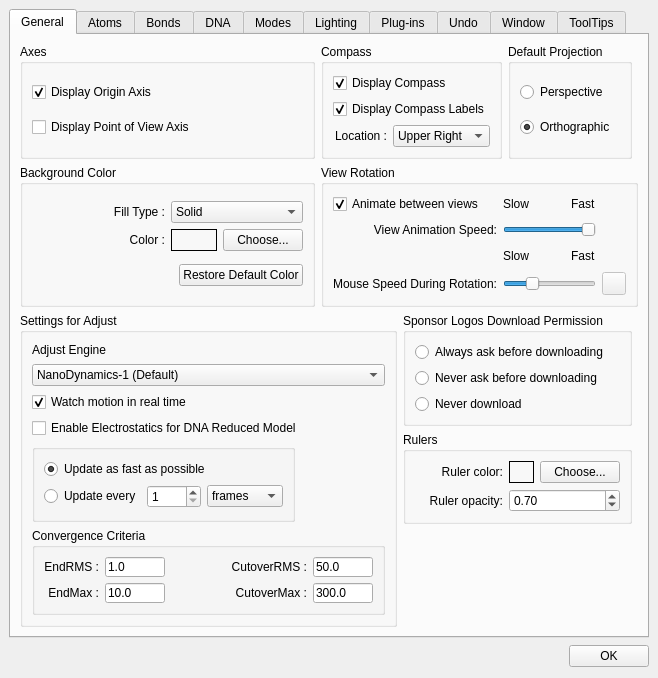
Old version of the form cad/src/UserPrefsDialog.ui in the repository kanzure/nanoengineer.
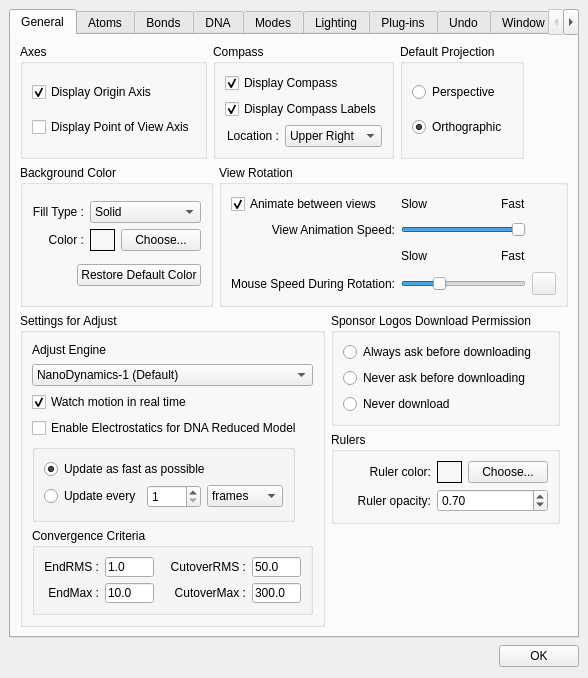
New version of the form. The open tabs and pages were chosen to show the change. Icons and pictures are not drawn.

Commit message: Fixed minor layout problems on "General" and "Modes" pages.

```diff
--- a/cad/src/UserPrefsDialog.ui
+++ b/cad/src/UserPrefsDialog.ui
@@ -5,8 +5,8 @@
    <rect>
     <x>0</x>
     <y>0</y>
-    <width>609</width>
-    <height>642</height>
+    <width>588</width>
+    <height>648</height>
    </rect>
   </property>
   <property name="windowTitle" >
@@ -35,126 +35,7 @@
        <property name="spacing" >
         <number>6</number>
        </property>
-       <item row="2" column="4" >
-        <spacer>
-         <property name="orientation" >
-          <enum>Qt::Horizontal</enum>
-         </property>
-         <property name="sizeHint" >
-          <size>
-           <width>40</width>
-           <height>20</height>
-          </size>
-         </property>
-        </spacer>
-       </item>
-       <item row="2" column="2" colspan="2" >
-        <layout class="QVBoxLayout" >
-         <property name="margin" >
-          <number>0</number>
-         </property>
-         <property name="spacing" >
-          <number>6</number>
-         </property>
-         <item>
-          <widget class="QGroupBox" name="sponsorLogosGroupBox" >
-           <property name="sizePolicy" >
-            <sizepolicy>
-             <hsizetype>3</hsizetype>
-             <vsizetype>3</vsizetype>
-             <horstretch>0</horstretch>
-             <verstretch>0</verstretch>
-            </sizepolicy>
-           </property>
-           <property name="title" >
-            <string>Sponsor Logos Download Permission</string>
-           </property>
-           <layout class="QGridLayout" >
-            <property name="margin" >
-             <number>9</number>
-            </property>
-            <property name="spacing" >
-             <number>6</number>
-            </property>
             <item row="2" column="0" >
-             <widget class="QRadioButton" name="logoNeverDownLoadRadioBtn" >
-              <property name="toolTip" >
-               <string>Never download sponsor logos from the Nanorex server</string>
-              </property>
-              <property name="text" >
-               <string>Never download</string>
-              </property>
-             </widget>
-            </item>
-            <item row="1" column="0" >
-             <widget class="QRadioButton" name="logoNeverAskRadioBtn" >
-              <property name="toolTip" >
-               <string>Never ask permission before downloading sponsor logos from the Nanorex server</string>
-              </property>
-              <property name="text" >
-               <string>Never ask before downloading</string>
-              </property>
-             </widget>
-            </item>
-            <item row="0" column="0" >
-             <widget class="QRadioButton" name="logoAlwaysAskRadioBtn" >
-              <property name="toolTip" >
-               <string>Always ask permission to download sponsor logos from the Nanorex server</string>
-              </property>
-              <property name="text" >
-               <string>Always ask before downloading</string>
-              </property>
-             </widget>
-            </item>
-           </layout>
-          </widget>
-         </item>
-         <item>
-          <widget class="QGroupBox" name="rulersGroupBox" >
-           <property name="title" >
-            <string>Rulers</string>
-           </property>
-           <layout class="QGridLayout" >
-            <property name="margin" >
-             <number>9</number>
-            </property>
-            <property name="spacing" >
-             <number>6</number>
-            </property>
-            <item row="1" column="1" >
-             <widget class="QDoubleSpinBox" name="rulerOpacityDoubleSpinBox" >
-              <property name="maximum" >
-               <double>1.000000000000000</double>
-              </property>
-              <property name="singleStep" >
-               <double>0.100000000000000</double>
-              </property>
-              <property name="value" >
-               <double>0.700000000000000</double>
-              </property>
-             </widget>
-            </item>
-            <item row="1" column="0" >
-             <widget class="QLabel" name="label_5" >
-              <property name="text" >
-               <string>Ruler opacity:</string>
-              </property>
-              <property name="alignment" >
-               <set>Qt::AlignRight|Qt::AlignTrailing|Qt::AlignVCenter</set>
-              </property>
-             </widget>
-            </item>
-            <item row="0" column="0" >
-             <widget class="QLabel" name="textLabel3_2_4" >
-              <property name="text" >
-               <string>Ruler color:</string>
-              </property>
-              <property name="alignment" >
-               <set>Qt::AlignRight|Qt::AlignTrailing|Qt::AlignVCenter</set>
-              </property>
-             </widget>
-            </item>
-            <item row="0" column="1" >
              <layout class="QHBoxLayout" >
               <property name="margin" >
                <number>0</number>
@@ -163,52 +44,6 @@
                <number>6</number>
               </property>
               <item>
-               <widget class="QFrame" name="ruler_color_frame" >
-                <property name="minimumSize" >
-                 <size>
-                  <width>25</width>
-                  <height>0</height>
-                 </size>
-                </property>
-                <property name="frameShape" >
-                 <enum>QFrame::Box</enum>
-                </property>
-                <property name="frameShadow" >
-                 <enum>QFrame::Plain</enum>
-                </property>
-               </widget>
-              </item>
-              <item>
-               <widget class="QPushButton" name="ruler_color_btn" >
-                <property name="text" >
-                 <string>Choose...</string>
-                </property>
-                <property name="autoDefault" >
-                 <bool>false</bool>
-                </property>
-               </widget>
-              </item>
-             </layout>
-            </item>
-           </layout>
-          </widget>
-         </item>
-         <item>
-          <spacer>
-           <property name="orientation" >
-            <enum>Qt::Vertical</enum>
-           </property>
-           <property name="sizeHint" >
-            <size>
-             <width>20</width>
-             <height>40</height>
-            </size>
-           </property>
-          </spacer>
-         </item>
-        </layout>
-       </item>
-       <item row="2" column="0" colspan="2" >
         <widget class="QGroupBox" name="groupBox14" >
          <property name="title" >
           <string>Settings for Adjust</string>
@@ -710,48 +545,26 @@
          </layout>
         </widget>
        </item>
-       <item row="0" column="3" >
-        <widget class="QGroupBox" name="default_projection_grpBox" >
-         <property name="toolTip" >
-          <string/>
-         </property>
-         <property name="title" >
-          <string>Default Projection</string>
-         </property>
-         <layout class="QGridLayout" >
+         <item>
+          <layout class="QVBoxLayout" >
           <property name="margin" >
-           <number>9</number>
+            <number>0</number>
           </property>
           <property name="spacing" >
            <number>6</number>
           </property>
-          <item row="0" column="0" >
-           <widget class="QRadioButton" name="perspective_radioButton" >
-            <property name="text" >
-             <string>Perspective</string>
-            </property>
-            <property name="checked" >
-             <bool>false</bool>
-            </property>
-           </widget>
-          </item>
-          <item row="1" column="0" >
-           <widget class="QRadioButton" name="orthographic_radioButton" >
-            <property name="text" >
-             <string>Orthographic</string>
-            </property>
-            <property name="checked" >
-             <bool>true</bool>
-            </property>
-           </widget>
-          </item>
-         </layout>
-        </widget>
-       </item>
-       <item row="0" column="1" colspan="2" >
-        <widget class="QGroupBox" name="groupBox17_2" >
+           <item>
+            <widget class="QGroupBox" name="sponsorLogosGroupBox" >
+             <property name="sizePolicy" >
+              <sizepolicy>
+               <hsizetype>3</hsizetype>
+               <vsizetype>3</vsizetype>
+               <horstretch>0</horstretch>
+               <verstretch>0</verstretch>
+              </sizepolicy>
+             </property>
          <property name="title" >
-          <string>Compass</string>
+              <string>Sponsor Logos Download Permission</string>
          </property>
          <layout class="QGridLayout" >
           <property name="margin" >
@@ -761,120 +574,311 @@
            <number>6</number>
           </property>
           <item row="2" column="0" >
-           <layout class="QHBoxLayout" >
+               <widget class="QRadioButton" name="logoNeverDownLoadRadioBtn" >
+                <property name="toolTip" >
+                 <string>Never download sponsor logos from the Nanorex server</string>
+                </property>
+                <property name="text" >
+                 <string>Never download</string>
+                </property>
+               </widget>
+              </item>
+              <item row="1" column="0" >
+               <widget class="QRadioButton" name="logoNeverAskRadioBtn" >
+                <property name="toolTip" >
+                 <string>Never ask permission before downloading sponsor logos from the Nanorex server</string>
+                </property>
+                <property name="text" >
+                 <string>Never ask before downloading</string>
+                </property>
+               </widget>
+              </item>
+              <item row="0" column="0" >
+               <widget class="QRadioButton" name="logoAlwaysAskRadioBtn" >
+                <property name="toolTip" >
+                 <string>Always ask permission to download sponsor logos from the Nanorex server</string>
+                </property>
+                <property name="text" >
+                 <string>Always ask before downloading</string>
+                </property>
+               </widget>
+              </item>
+             </layout>
+            </widget>
+           </item>
+           <item>
+            <widget class="QGroupBox" name="rulersGroupBox" >
+             <property name="title" >
+              <string>Rulers</string>
+             </property>
+             <layout class="QGridLayout" >
             <property name="margin" >
-             <number>0</number>
+               <number>9</number>
             </property>
             <property name="spacing" >
              <number>6</number>
             </property>
-            <item>
-             <widget class="QLabel" name="textLabel1_4" >
+              <item row="1" column="1" >
+               <widget class="QDoubleSpinBox" name="rulerOpacityDoubleSpinBox" >
+                <property name="maximum" >
+                 <double>1.000000000000000</double>
+                </property>
+                <property name="singleStep" >
+                 <double>0.100000000000000</double>
+                </property>
+                <property name="value" >
+                 <double>0.700000000000000</double>
+                </property>
+               </widget>
+              </item>
+              <item row="1" column="0" >
+               <widget class="QLabel" name="label_5" >
               <property name="text" >
-               <string>Location :</string>
+                 <string>Ruler opacity:</string>
               </property>
               <property name="alignment" >
                <set>Qt::AlignRight|Qt::AlignTrailing|Qt::AlignVCenter</set>
               </property>
              </widget>
             </item>
-            <item>
-             <widget class="QComboBox" name="compass_position_combox" >
-              <item>
+              <item row="0" column="0" >
+               <widget class="QLabel" name="textLabel3_2_4" >
                <property name="text" >
-                <string>Upper Right</string>
-               </property>
+                 <string>Ruler color:</string>
+                </property>
+                <property name="alignment" >
+                 <set>Qt::AlignRight|Qt::AlignTrailing|Qt::AlignVCenter</set>
+                </property>
+               </widget>
               </item>
+              <item row="0" column="1" >
+               <layout class="QHBoxLayout" >
+                <property name="margin" >
+                 <number>0</number>
+                </property>
+                <property name="spacing" >
+                 <number>6</number>
+                </property>
               <item>
-               <property name="text" >
-                <string>Upper Left</string>
-               </property>
+                 <widget class="QFrame" name="ruler_color_frame" >
+                  <property name="minimumSize" >
+                   <size>
+                    <width>25</width>
+                    <height>0</height>
+                   </size>
+                  </property>
+                  <property name="frameShape" >
+                   <enum>QFrame::Box</enum>
+                  </property>
+                  <property name="frameShadow" >
+                   <enum>QFrame::Plain</enum>
+                  </property>
+                 </widget>
               </item>
               <item>
+                 <widget class="QPushButton" name="ruler_color_btn" >
                <property name="text" >
-                <string>Lower Left</string>
-               </property>
-              </item>
+                   <string>Choose...</string>
+                  </property>
+                  <property name="autoDefault" >
+                   <bool>false</bool>
+                  </property>
+                 </widget>
+                </item>
+               </layout>
+              </item>
+             </layout>
+            </widget>
+           </item>
               <item>
-               <property name="text" >
-                <string>Lower Right</string>
-               </property>
-              </item>
-             </widget>
-            </item>
+            <spacer>
+             <property name="orientation" >
+              <enum>Qt::Vertical</enum>
+             </property>
+             <property name="sizeHint" >
+              <size>
+               <width>20</width>
+               <height>40</height>
+              </size>
+             </property>
+            </spacer>
+           </item>
+          </layout>
+         </item>
+         <item>
+          <spacer>
+           <property name="orientation" >
+            <enum>Qt::Horizontal</enum>
+           </property>
+           <property name="sizeHint" >
+            <size>
+             <width>40</width>
+             <height>20</height>
+            </size>
+           </property>
+          </spacer>
+         </item>
            </layout>
           </item>
           <item row="1" column="0" >
-           <widget class="QCheckBox" name="display_compass_labels_checkbox" >
-            <property name="toolTip" >
-             <string>Show/Hide Display Compass</string>
-            </property>
-            <property name="text" >
-             <string>Display Compass Labels</string>
-            </property>
-            <property name="checked" >
+        <layout class="QHBoxLayout" >
+         <property name="margin" >
+          <number>0</number>
+         </property>
+         <property name="spacing" >
+          <number>6</number>
+         </property>
+         <item>
+          <widget class="QGroupBox" name="bg_groupbox" >
+           <property name="title" >
+            <string>Background Color</string>
+           </property>
+           <layout class="QGridLayout" >
+            <property name="margin" >
+             <number>9</number>
+            </property>
+            <property name="spacing" >
+             <number>6</number>
+            </property>
+            <item row="0" column="0" colspan="2" >
+             <layout class="QHBoxLayout" >
+              <property name="margin" >
+               <number>0</number>
+              </property>
+              <property name="spacing" >
+               <number>6</number>
+              </property>
+              <item>
+               <layout class="QVBoxLayout" >
+                <property name="margin" >
+                 <number>0</number>
+                </property>
+                <property name="spacing" >
+                 <number>6</number>
+                </property>
+                <item>
+                 <widget class="QLabel" name="fill_type_lbl" >
+                  <property name="enabled" >
              <bool>true</bool>
             </property>
-           </widget>
-          </item>
-          <item row="0" column="0" >
-           <widget class="QCheckBox" name="display_compass_checkbox" >
-            <property name="toolTip" >
-             <string>Show/Hide Display Compass</string>
-            </property>
+                  <property name="text" >
+                   <string>Fill Type :</string>
+                  </property>
+                  <property name="alignment" >
+                   <set>Qt::AlignRight|Qt::AlignTrailing|Qt::AlignVCenter</set>
+                  </property>
+                 </widget>
+                </item>
+                <item>
+                 <widget class="QLabel" name="bg1_color_lbl" >
             <property name="text" >
-             <string>Display Compass</string>
-            </property>
-            <property name="checked" >
-             <bool>true</bool>
+                   <string>Color :</string>
+                  </property>
+                  <property name="alignment" >
+                   <set>Qt::AlignRight|Qt::AlignTrailing|Qt::AlignVCenter</set>
             </property>
            </widget>
           </item>
          </layout>
-        </widget>
-       </item>
-       <item row="0" column="0" >
-        <widget class="QGroupBox" name="groupBox7_2" >
-         <property name="title" >
-          <string>Axes</string>
-         </property>
-         <layout class="QGridLayout" >
+              </item>
+              <item>
+               <layout class="QVBoxLayout" >
           <property name="margin" >
-           <number>9</number>
+                 <number>0</number>
           </property>
           <property name="spacing" >
            <number>6</number>
           </property>
-          <item row="1" column="0" >
-           <widget class="QCheckBox" name="display_pov_axis_checkbox" >
+                <item>
+                 <widget class="QComboBox" name="fill_type_combox" >
+                  <property name="enabled" >
+                   <bool>true</bool>
+                  </property>
             <property name="toolTip" >
-             <string>Show/Hide Point of View Axis</string>
-            </property>
+                   <string>Background fill type</string>
+                  </property>
+                  <item>
             <property name="text" >
-             <string>Display Point of View Axis</string>
-            </property>
-            <property name="checked" >
-             <bool>false</bool>
-            </property>
-           </widget>
-          </item>
-          <item row="0" column="0" >
-           <widget class="QCheckBox" name="display_origin_axis_checkbox" >
-            <property name="toolTip" >
-             <string>Show/Hide Origin Axis</string>
-            </property>
+                    <string>Solid</string>
+                   </property>
+                  </item>
+                  <item>
+                   <property name="text" >
+                    <string>Blue Sky</string>
+                   </property>
+                  </item>
+                 </widget>
+                </item>
+                <item>
+                 <layout class="QHBoxLayout" >
+                  <property name="margin" >
+                   <number>0</number>
+                  </property>
+                  <property name="spacing" >
+                   <number>6</number>
+                  </property>
+                  <item>
+                   <widget class="QFrame" name="bg1_color_frame" >
+                    <property name="minimumSize" >
+                     <size>
+                      <width>25</width>
+                      <height>0</height>
+                     </size>
+                    </property>
+                    <property name="frameShape" >
+                     <enum>QFrame::Box</enum>
+                    </property>
+                    <property name="frameShadow" >
+                     <enum>QFrame::Plain</enum>
+                    </property>
+                   </widget>
+                  </item>
+                  <item>
+                   <widget class="QPushButton" name="choose_bg1_color_btn" >
             <property name="text" >
-             <string>Display Origin Axis</string>
-            </property>
-            <property name="checked" >
-             <bool>true</bool>
+                     <string>Choose...</string>
+                    </property>
+                    <property name="autoDefault" >
+                     <bool>false</bool>
             </property>
            </widget>
           </item>
          </layout>
-        </widget>
-       </item>
-       <item row="1" column="1" colspan="4" >
+                </item>
+               </layout>
+              </item>
+             </layout>
+            </item>
+            <item row="1" column="1" >
+             <widget class="QPushButton" name="restore_bgcolor_btn" >
+              <property name="text" >
+               <string>Restore Default Color</string>
+              </property>
+              <property name="autoDefault" >
+               <bool>false</bool>
+              </property>
+             </widget>
+            </item>
+            <item row="1" column="0" >
+             <spacer>
+              <property name="orientation" >
+               <enum>Qt::Horizontal</enum>
+              </property>
+              <property name="sizeType" >
+               <enum>QSizePolicy::Expanding</enum>
+              </property>
+              <property name="sizeHint" >
+               <size>
+                <width>40</width>
+                <height>20</height>
+               </size>
+              </property>
+             </spacer>
+            </item>
+           </layout>
+          </widget>
+         </item>
+         <item>
         <widget class="QGroupBox" name="groupBox8" >
          <property name="title" >
           <string>View Rotation</string>
@@ -1108,19 +1112,22 @@
          </layout>
         </widget>
        </item>
-       <item row="1" column="0" >
-        <widget class="QGroupBox" name="bg_groupbox" >
-         <property name="title" >
-          <string>Background Color</string>
-         </property>
-         <layout class="QGridLayout" >
-          <property name="margin" >
-           <number>9</number>
-          </property>
-          <property name="spacing" >
-           <number>6</number>
-          </property>
-          <item row="0" column="0" colspan="2" >
+         <item>
+          <spacer>
+           <property name="orientation" >
+            <enum>Qt::Horizontal</enum>
+           </property>
+           <property name="sizeHint" >
+            <size>
+             <width>40</width>
+             <height>20</height>
+            </size>
+           </property>
+          </spacer>
+         </item>
+        </layout>
+       </item>
+       <item row="0" column="0" >
            <layout class="QHBoxLayout" >
             <property name="margin" >
              <number>0</number>
@@ -1129,57 +1136,81 @@
              <number>6</number>
             </property>
             <item>
-             <layout class="QVBoxLayout" >
+          <widget class="QGroupBox" name="groupBox7_2" >
+           <property name="title" >
+            <string>Axes</string>
+           </property>
+           <layout class="QGridLayout" >
               <property name="margin" >
-               <number>0</number>
+             <number>9</number>
               </property>
               <property name="spacing" >
                <number>6</number>
               </property>
-              <item>
-               <widget class="QLabel" name="fill_type_lbl" >
-                <property name="enabled" >
-                 <bool>true</bool>
+            <item row="1" column="0" >
+             <widget class="QCheckBox" name="display_pov_axis_checkbox" >
+              <property name="toolTip" >
+               <string>Show/Hide Point of View Axis</string>
                 </property>
                 <property name="text" >
-                 <string>Fill Type :</string>
-                </property>
-                <property name="alignment" >
-                 <set>Qt::AlignRight|Qt::AlignTrailing|Qt::AlignVCenter</set>
+               <string>Display Point of View Axis</string>
+              </property>
+              <property name="checked" >
+               <bool>false</bool>
                 </property>
                </widget>
               </item>
-              <item>
-               <widget class="QLabel" name="bg1_color_lbl" >
+            <item row="0" column="0" >
+             <widget class="QCheckBox" name="display_origin_axis_checkbox" >
+              <property name="toolTip" >
+               <string>Show/Hide Origin Axis</string>
+              </property>
                 <property name="text" >
-                 <string>Color :</string>
-                </property>
-                <property name="alignment" >
-                 <set>Qt::AlignRight|Qt::AlignTrailing|Qt::AlignVCenter</set>
+               <string>Display Origin Axis</string>
+              </property>
+              <property name="checked" >
+               <bool>true</bool>
                 </property>
                </widget>
               </item>
              </layout>
+          </widget>
             </item>
             <item>
-             <layout class="QVBoxLayout" >
+          <widget class="QGroupBox" name="groupBox17_2" >
+           <property name="title" >
+            <string>Compass</string>
+           </property>
+           <layout class="QGridLayout" >
               <property name="margin" >
+             <number>9</number>
+            </property>
+            <property name="spacing" >
+             <number>6</number>
+            </property>
+            <item row="2" column="0" >
+             <layout class="QHBoxLayout" >
+              <property name="margin" >
                <number>0</number>
               </property>
               <property name="spacing" >
                <number>6</number>
               </property>
               <item>
-               <widget class="QComboBox" name="fill_type_combox" >
-                <property name="enabled" >
-                 <bool>true</bool>
+               <widget class="QLabel" name="textLabel1_4" >
+                <property name="text" >
+                 <string>Location :</string>
                 </property>
-                <property name="toolTip" >
-                 <string>Background fill type</string>
+                <property name="alignment" >
+                 <set>Qt::AlignRight|Qt::AlignTrailing|Qt::AlignVCenter</set>
                 </property>
+               </widget>
+              </item>
                 <item>
+               <widget class="QComboBox" name="compass_position_combox" >
+                <item>
                  <property name="text" >
-                  <string>Solid</string>
+                  <string>Upper Right</string>
                  </property>
                 </item>
                 <item>
@@ -1187,59 +1218,88 @@
                   <string>Blue Sky</string>
                  </property>
                 </item>
-               </widget>
-              </item>
               <item>
-               <layout class="QHBoxLayout" >
-                <property name="margin" >
-                 <number>0</number>
-                </property>
-                <property name="spacing" >
-                 <number>6</number>
-                </property>
+                 <property name="text" >
+                  <string>Lower Left</string>
+                 </property>
+                </item>
                 <item>
-                 <widget class="QFrame" name="bg1_color_frame" >
-                  <property name="minimumSize" >
-                   <size>
-                    <width>25</width>
-                    <height>0</height>
-                   </size>
-                  </property>
-                  <property name="frameShape" >
-                   <enum>QFrame::Box</enum>
-                  </property>
-                  <property name="frameShadow" >
-                   <enum>QFrame::Plain</enum>
-                  </property>
-                 </widget>
-                </item>
-                <item>
-                 <widget class="QPushButton" name="choose_bg1_color_btn" >
+                 <property name="text" >
+                  <string>Lower Right</string>
+                 </property>
+                </item>
+               </widget>
+              </item>
+             </layout>
+            </item>
+            <item row="1" column="0" >
+             <widget class="QCheckBox" name="display_compass_labels_checkbox" >
+              <property name="toolTip" >
+               <string>Show/Hide Display Compass</string>
+              </property>
+              <property name="text" >
+               <string>Display Compass Labels</string>
+              </property>
+              <property name="checked" >
+               <bool>true</bool>
+              </property>
+             </widget>
+            </item>
+            <item row="0" column="0" >
+             <widget class="QCheckBox" name="display_compass_checkbox" >
+              <property name="toolTip" >
+               <string>Show/Hide Display Compass</string>
+              </property>
                   <property name="text" >
-                   <string>Choose...</string>
-                  </property>
-                  <property name="autoDefault" >
-                   <bool>false</bool>
+               <string>Display Compass</string>
+              </property>
+              <property name="checked" >
+               <bool>true</bool>
                   </property>
                  </widget>
                 </item>
                </layout>
-              </item>
-             </layout>
-            </item>
-           </layout>
-          </item>
-          <item row="1" column="1" >
-           <widget class="QPushButton" name="restore_bgcolor_btn" >
+          </widget>
+         </item>
+         <item>
+          <widget class="QGroupBox" name="default_projection_grpBox" >
+           <property name="toolTip" >
+            <string/>
+           </property>
+           <property name="title" >
+            <string>Default Projection</string>
+           </property>
+           <layout class="QGridLayout" >
+            <property name="margin" >
+             <number>9</number>
+            </property>
+            <property name="spacing" >
+             <number>6</number>
+            </property>
+            <item row="0" column="0" >
+             <widget class="QRadioButton" name="perspective_radioButton" >
             <property name="text" >
-             <string>Restore Default Color</string>
-            </property>
-            <property name="autoDefault" >
+               <string>Perspective</string>
+              </property>
+              <property name="checked" >
              <bool>false</bool>
             </property>
            </widget>
           </item>
           <item row="1" column="0" >
+             <widget class="QRadioButton" name="orthographic_radioButton" >
+              <property name="text" >
+               <string>Orthographic</string>
+              </property>
+              <property name="checked" >
+               <bool>true</bool>
+              </property>
+             </widget>
+            </item>
+           </layout>
+          </widget>
+         </item>
+         <item>
            <spacer>
             <property name="orientation" >
              <enum>Qt::Horizontal</enum>
@@ -1256,7 +1316,6 @@
            </spacer>
           </item>
          </layout>
-        </widget>
        </item>
       </layout>
      </widget>
@@ -2839,19 +2898,6 @@
            <property name="spacing" >
             <number>6</number>
            </property>
-           <item>
-            <spacer>
-             <property name="orientation" >
-              <enum>Qt::Vertical</enum>
-             </property>
-             <property name="sizeHint" >
-              <size>
-               <width>20</width>
-               <height>16</height>
-              </size>
-             </property>
-            </spacer>
-           </item>
            <item>
             <widget class="QGroupBox" name="default_display_grpBox" >
              <property name="title" >
```
Left out of the diff: 7 changed lines with no effect on the pictures. Lines whose indentation alone changed are shown as unchanged. The commit also changes 1 other file.
